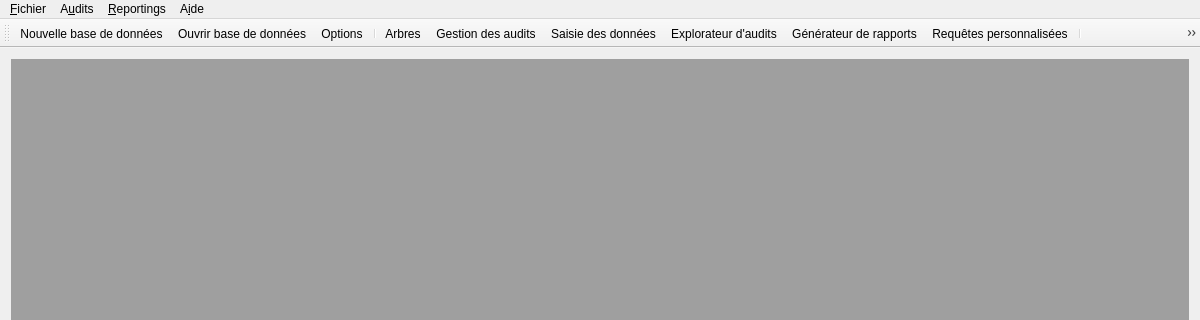
Old version of the form mainwindow.ui in the repository GiPiLab/ProtonClassicSuite; both pictures show x 0 to 1200 and y 0 to 320 of the 1200 by 612 pixel window.
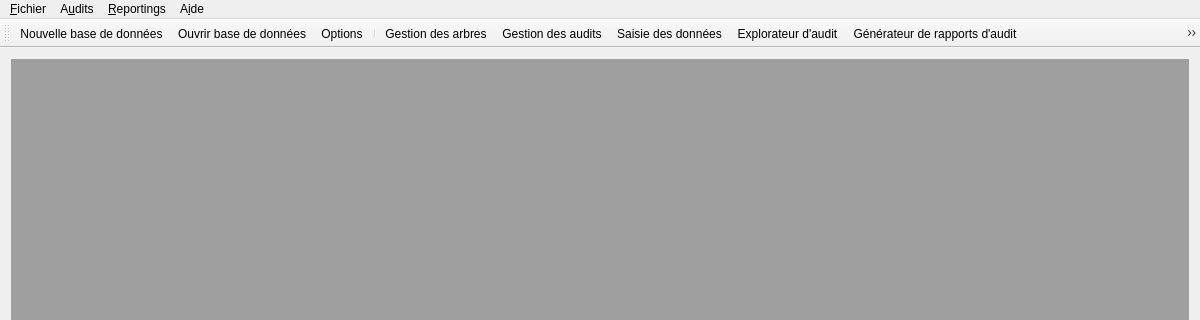
New version of the form. Icons and pictures are not drawn.

The edit to the form file:
```diff
--- a/mainwindow.ui
+++ b/mainwindow.ui
@@ -39,7 +39,7 @@
     </property>
     <addaction name="actionNewDb"/>
     <addaction name="actionOpenDb"/>
-    <addaction name="actionO_ptions"/>
+    <addaction name="actionOptions"/>
     <addaction name="actionExit"/>
    </widget>
    <widget class="QMenu" name="menuDataInput">
@@ -51,7 +51,7 @@
     <addaction name="actionManageAudits"/>
     <addaction name="actionEditAudit"/>
     <addaction name="separator"/>
-    <addaction name="actionTablesGraphics"/>
+    <addaction name="actionExploreAudits"/>
     <addaction name="actionReport"/>
     <addaction name="actionQueries"/>
     <addaction name="separator"/>
@@ -62,6 +62,8 @@
      <string>A&amp;ide</string>
     </property>
     <addaction name="actionA_propos"/>
+    <addaction name="actionCascade"/>
+    <addaction name="actionCloseAllSubwin"/>
    </widget>
    <widget class="QMenu" name="menuReporting">
     <property name="title">
@@ -85,6 +87,12 @@
    <property name="windowTitle">
     <string>toolBar</string>
    </property>
+   <property name="iconSize">
+    <size>
+     <width>32</width>
+     <height>32</height>
+    </size>
+   </property>
    <attribute name="toolBarArea">
     <enum>TopToolBarArea</enum>
    </attribute>
@@ -93,12 +101,12 @@
    </attribute>
    <addaction name="actionNewDb"/>
    <addaction name="actionOpenDb"/>
-   <addaction name="actionO_ptions"/>
+   <addaction name="actionOptions"/>
    <addaction name="separator"/>
    <addaction name="actionManageTree"/>
    <addaction name="actionManageAudits"/>
    <addaction name="actionEditAudit"/>
-   <addaction name="actionTablesGraphics"/>
+   <addaction name="actionExploreAudits"/>
    <addaction name="actionReport"/>
    <addaction name="actionQueries"/>
    <addaction name="separator"/>
@@ -117,7 +125,7 @@
      <normaloff>:/icons/icons/tree.png</normaloff>:/icons/icons/tree.png</iconset>
    </property>
    <property name="text">
-    <string>&amp;Arbres</string>
+    <string>Gestion des &amp;arbres</string>
    </property>
    <property name="toolTip">
     <string>Gestion des arbres</string>
@@ -150,13 +158,13 @@
     <string>&amp;Saisie des données</string>
    </property>
   </action>
-  <action name="actionTablesGraphics">
+  <action name="actionExploreAudits">
    <property name="icon">
     <iconset resource="Icons.qrc">
      <normaloff>:/icons/icons/exploreAudit.png</normaloff>:/icons/icons/exploreAudit.png</iconset>
    </property>
    <property name="text">
-    <string>E&amp;xplorateur d'audits</string>
+    <string>E&amp;xplorateur d'audit</string>
    </property>
   </action>
   <action name="actionReport">
@@ -165,7 +173,7 @@
      <normaloff>:/icons/icons/report.png</normaloff>:/icons/icons/report.png</iconset>
    </property>
    <property name="text">
-    <string>Générateur de &amp;rapports</string>
+    <string>Générateur de &amp;rapports d'audit</string>
    </property>
   </action>
   <action name="actionQueries">
@@ -174,7 +182,7 @@
      <normaloff>:/icons/icons/queries.png</normaloff>:/icons/icons/queries.png</iconset>
    </property>
    <property name="text">
-    <string>Requêtes &amp;personnalisées</string>
+    <string>Requêtes &amp;personnalisées sur l'audit</string>
    </property>
   </action>
   <action name="actionNewDb">
@@ -195,7 +203,7 @@
     <string>&amp;Ouvrir base de données</string>
    </property>
   </action>
-  <action name="actionO_ptions">
+  <action name="actionOptions">
    <property name="icon">
     <iconset resource="Icons.qrc">
      <normaloff>:/icons/icons/setting_tools.png</normaloff>:/icons/icons/setting_tools.png</iconset>
@@ -210,7 +218,7 @@
      <normaloff>:/icons/icons/question.png</normaloff>:/icons/icons/question.png</iconset>
    </property>
    <property name="text">
-    <string>A propos...</string>
+    <string>À &amp;propos...</string>
    </property>
   </action>
   <action name="actionElaboration_budg_taire_PCB">
@@ -233,7 +241,7 @@
      <normaloff>:/icons/icons/reportingOverview.png</normaloff>:/icons/icons/reportingOverview.png</iconset>
    </property>
    <property name="text">
-    <string>Vue d'&amp;ensemble</string>
+    <string>Vue d'&amp;ensemble du reporting</string>
    </property>
   </action>
   <action name="actionSurveillance_des_reportings">
@@ -242,7 +250,7 @@
      <normaloff>:/icons/icons/reportingForecast.png</normaloff>:/icons/icons/reportingForecast.png</iconset>
    </property>
    <property name="text">
-    <string>&amp;Surveillance et prévisions</string>
+    <string>&amp;Surveillance du reporting et prévisions</string>
    </property>
   </action>
   <action name="actionGraphiques">
@@ -251,7 +259,7 @@
      <normaloff>:/icons/icons/reportingGraphics.png</normaloff>:/icons/icons/reportingGraphics.png</iconset>
    </property>
    <property name="text">
-    <string>Gra&amp;phiques</string>
+    <string>Analyse gra&amp;phique du reporting</string>
    </property>
   </action>
   <action name="actionExploreReportings">
@@ -260,7 +268,7 @@
      <normaloff>:/icons/icons/reportingExplore.png</normaloff>:/icons/icons/reportingExplore.png</iconset>
    </property>
    <property name="text">
-    <string>E&amp;xploration des reportings</string>
+    <string>E&amp;xplorateur de reporting</string>
    </property>
   </action>
   <action name="actionReportingGenerateur_de_rapports">
@@ -269,7 +277,17 @@
      <normaloff>:/icons/icons/reportingReport.png</normaloff>:/icons/icons/reportingReport.png</iconset>
    </property>
    <property name="text">
-    <string>Générateur de &amp;rapports</string>
+    <string>Générateur de &amp;rapports de reporting</string>
+   </property>
+  </action>
+  <action name="actionCascade">
+   <property name="text">
+    <string>&amp;Cascade</string>
+   </property>
+  </action>
+  <action name="actionCloseAllSubwin">
+   <property name="text">
+    <string>&amp;Fermer tout</string>
    </property>
   </action>
  </widget>
```
